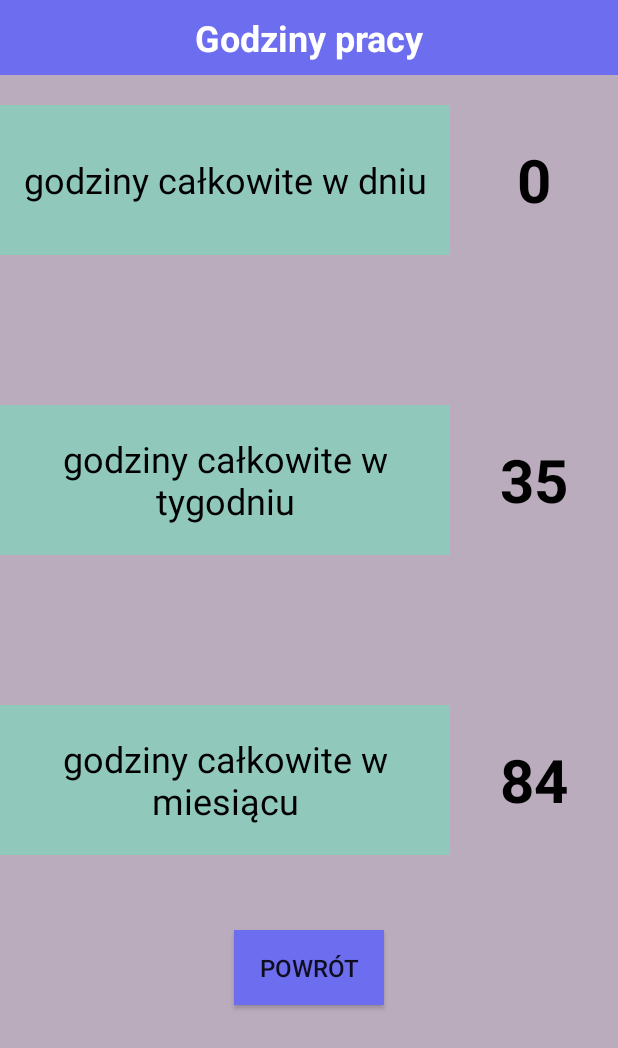
After one commit to matrzask/WorkTracker, an Android app: the Godziny screen opened directly, with no data from a screen before it, on a phone screen of 412 x 824 dp. The commit adds this screen. Shown: the top 1048 px of the screen. Run offline under Robolectric (Android 15) with nearby library versions, the phone set to English and light mode, and no system bars.

Commit message:
added logging out, working hours example

```diff
--- a/app/src/main/AndroidManifest.xml
+++ b/app/src/main/AndroidManifest.xml
@@ -11,6 +11,9 @@
         android:supportsRtl="true"
         android:theme="@style/Theme.WorkTracker"
         tools:targetApi="31">
+        <activity
+            android:name=".Godziny"
+            android:exported="false" />
         <activity
             android:name=".Urlopy"
             android:exported="false" />
--- /dev/null
+++ b/app/src/main/java/com/example/worktracker/Godziny.java
@@ -0,0 +1,32 @@
+package com.example.worktracker;
+
+import androidx.appcompat.app.AppCompatActivity;
+
+import android.content.Intent;
+import android.os.Bundle;
+import android.view.View;
+import android.widget.Button;
+
+public class Godziny extends AppCompatActivity {
+
+    private Button back4;
+
+    @Override
+    protected void onCreate(Bundle savedInstanceState) {
+        super.onCreate(savedInstanceState);
+        setContentView(R.layout.activity_godziny);
+
+        back4 = (Button) findViewById(R.id.button_back4);
+        back4.setOnClickListener(new View.OnClickListener() {
+            @Override
+            public void onClick(View view) {
+                openStatystyki();
+            }
+        });
+    }
+
+    public void openStatystyki() {
+        Intent intent = new Intent(this, Statystyki.class);
+        startActivity(intent);
+    }
+}
--- a/app/src/main/java/com/example/worktracker/Statystyki.java
+++ b/app/src/main/java/com/example/worktracker/Statystyki.java
@@ -10,6 +10,7 @@ import android.widget.Button;
 public class Statystyki extends AppCompatActivity {
     private Button button_back2;
     private Button urlopy;
+    private Button buttonGod;
 
     @Override
     protected void onCreate(Bundle savedInstanceState) {
@@ -31,6 +32,14 @@ public class Statystyki extends AppCompatActivity {
                 openUrlopy();
             }
         });
+
+        buttonGod = (Button) findViewById(R.id.button_god);
+        buttonGod.setOnClickListener(new View.OnClickListener() {
+            @Override
+            public void onClick(View view) {
+                openGodziny();
+            }
+        });
     }
 
     public void openMainMenu() {
@@ -42,4 +51,9 @@ public class Statystyki extends AppCompatActivity {
         Intent intent = new Intent(this, Urlopy.class);
         startActivity(intent);
     }
+
+    public void openGodziny() {
+        Intent intent = new Intent(this, Godziny.class);
+        startActivity(intent);
+    }
 }
--- a/app/src/main/java/com/example/worktracker/WorkTrackerMainScreen.java
+++ b/app/src/main/java/com/example/worktracker/WorkTrackerMainScreen.java
@@ -22,6 +22,7 @@ import java.util.Timer;
 import java.util.TimerTask;
 
 public class WorkTrackerMainScreen extends AppCompatActivity {
+    private Button logout;
     private Button button_zad;
     private Button button_stat;
     private TextView name;
@@ -55,6 +56,14 @@ public class WorkTrackerMainScreen extends AppCompatActivity {
             }
         });
 
+        logout = (Button) findViewById(R.id.logout);
+        logout.setOnClickListener(new View.OnClickListener() {
+            @Override
+            public void onClick(View view) {
+                openLogin();
+            }
+        });
+
         name = (TextView) findViewById(R.id.textView);
         String s = "Witaj " + Database.getCurrentEmployee().getFirstName()+ " " + Database.getCurrentEmployee().getLastName();
         name.setText(s);
@@ -72,6 +81,11 @@ public class WorkTrackerMainScreen extends AppCompatActivity {
 
     public void openStatystyki() {
         Intent intent = new Intent(this, Statystyki.class);
+        startActivity(intent);
+    }
+
+    public void openLogin() {
+        Intent intent = new Intent(this, Login.class);
         startActivity(intent);
     }
 
--- /dev/null
+++ b/app/src/main/res/layout/activity_godziny.xml
@@ -0,0 +1,115 @@
+<?xml version="1.0" encoding="utf-8"?>
+<RelativeLayout xmlns:android="http://schemas.android.com/apk/res/android"
+    xmlns:app="http://schemas.android.com/apk/res-auto"
+    xmlns:tools="http://schemas.android.com/tools"
+    android:layout_width="match_parent"
+    android:layout_height="match_parent"
+    tools:context=".Godziny"
+    android:background="#BAABBD">
+
+    <TextView
+        android:id="@+id/godziny_text"
+        android:layout_width="match_parent"
+        android:layout_height="50dp"
+        android:layout_centerHorizontal="true"
+        android:text="Godziny pracy"
+        android:gravity="center"
+        android:background="#6D6DEF"
+        android:textColor="#FFFFFF"
+        android:textStyle="bold"
+        android:textSize="24dp"
+        />
+
+    <TextView
+        android:id="@+id/godziny1"
+        android:layout_width="300dp"
+        android:layout_height="100dp"
+        android:text="godziny całkowite w dniu"
+        android:background="#90C8BB"
+        android:layout_below="@+id/godziny_text"
+        android:textSize="24dp"
+        android:gravity="center"
+        android:layout_marginTop="20dp"
+        android:textColor="@color/black"/>
+
+    <TextView
+        android:id="@+id/godz1"
+        android:layout_width="120dp"
+        android:layout_height="100dp"
+        android:text="0"
+        android:background="#0090C8BB"
+        android:textColor="@color/black"
+        android:textStyle="bold"
+        android:textSize="40dp"
+        android:gravity="center"
+        android:layout_below="@id/godziny_text"
+        android:layout_marginTop="20dp"
+        android:layout_toRightOf="@id/godziny1"/>
+
+    <TextView
+        android:id="@+id/godziny2"
+        android:layout_width="300dp"
+        android:layout_height="100dp"
+        android:text="godziny całkowite w tygodniu"
+        android:background="#90C8BB"
+        android:layout_below="@+id/godziny1"
+        android:textSize="24dp"
+        android:gravity="center"
+        android:layout_marginTop="100dp"
+        android:textColor="@color/black"/>
+
+    <TextView
+        android:id="@+id/godz2"
+        android:layout_width="120dp"
+        android:layout_height="100dp"
+        android:text="35"
+        android:background="#0090C8BB"
+        android:textColor="@color/black"
+        android:textStyle="bold"
+        android:textSize="40dp"
+        android:gravity="center"
+        android:layout_below="@id/godz1"
+        android:layout_marginTop="100dp"
+        android:layout_toRightOf="@id/godziny1"/>
+
+    <TextView
+        android:id="@+id/godziny3"
+        android:layout_width="300dp"
+        android:layout_height="100dp"
+        android:text="godziny całkowite w miesiącu"
+        android:background="#90C8BB"
+        android:layout_below="@+id/godziny2"
+        android:textSize="24dp"
+        android:gravity="center"
+        android:layout_marginTop="100dp"
+        android:textColor="@color/black"/>
+
+    <TextView
+        android:id="@+id/godz3"
+        android:layout_width="120dp"
+        android:layout_height="100dp"
+        android:text="84"
+        android:background="#0090C8BB"
+        android:textColor="@color/black"
+        android:textStyle="bold"
+        android:textSize="40dp"
+        android:gravity="center"
+        android:layout_below="@id/godz2"
+        android:layout_marginTop="100dp"
+        android:layout_toRightOf="@id/godziny1"/>
+
+    <Button
+        android:id="@+id/button_back4"
+        android:layout_width="100dp"
+        android:layout_height="50dp"
+        android:layout_below="@+id/godziny3"
+        android:layout_centerHorizontal="true"
+        android:layout_marginStart="80dp"
+        android:layout_marginTop="50dp"
+        android:layout_marginEnd="80dp"
+        android:background="#6D6DEF"
+        android:textSize="16dp"
+        android:text="Powrót" />
+
+
+</RelativeLayout>
--- a/app/src/main/res/layout/activity_work_tracker_main_screen.xml
+++ b/app/src/main/res/layout/activity_work_tracker_main_screen.xml
@@ -18,6 +18,16 @@
         android:textColor="#FFFFFF"
         android:textStyle="bold"
         android:textSize="24dp" />
+
+    <Button
+        android:id="@+id/logout"
+        android:layout_width="200dp"
+        android:layout_height="58dp"
+        android:layout_below="@+id/textView"
+        android:text="Wyloguj"
+        android:textColor="@color/red"
+        android:textSize="20dp"
+        android:background="#0090C8BB"/>
 
     <Button
         android:id="@+id/button_zad"
```
